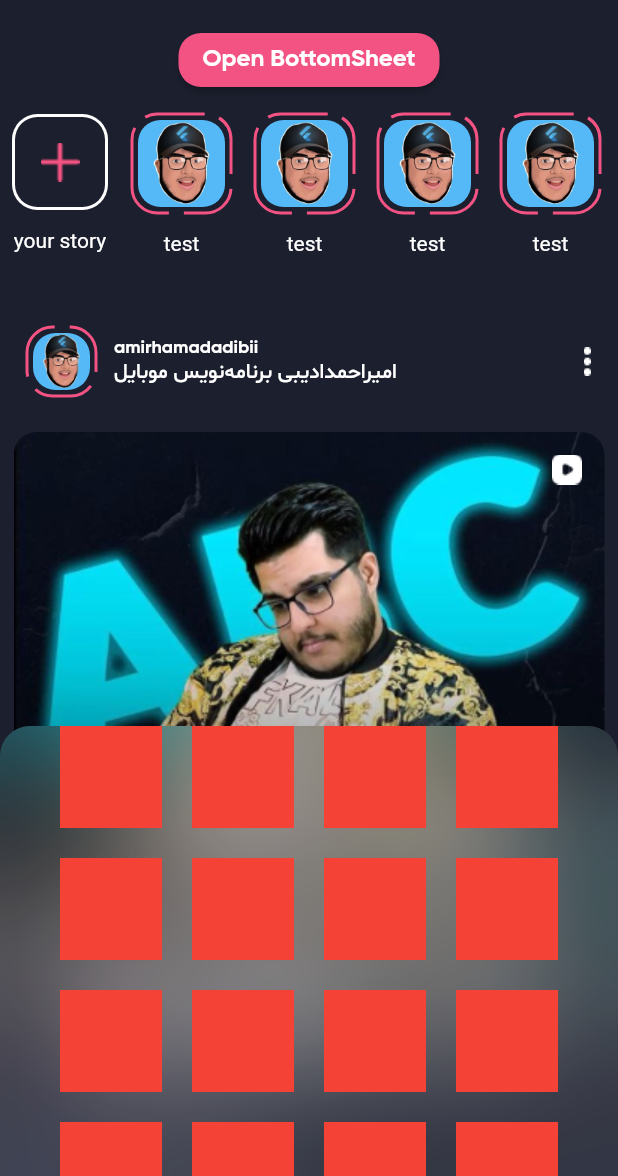
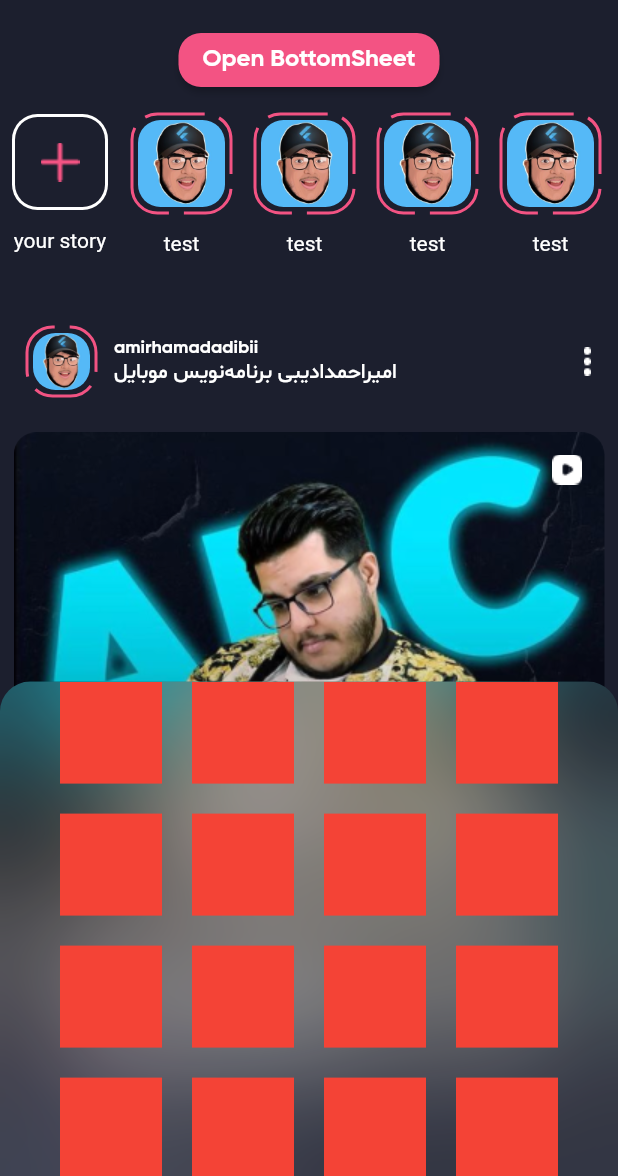
Before and after one commit to amirahmadadibi/instagram_clone, a Flutter app: the screen it shows after launch, after a tap on "Open BottomSheet", on a phone screen of 412 x 824 dp, the part 60-1236 px from its top. Run offline on Flutter 3.47's test engine with Material 2 defaults, Android fonts, the phone set to English and light mode, and no system bars; drawn by our look-alikes of dotted_border.

```diff
--- a/lib/screens/home_screen.dart
+++ b/lib/screens/home_screen.dart
@@ -39,8 +39,18 @@ class HomeScreen extends StatelessWidget {
                       barrierColor: Colors.transparent,
                       backgroundColor: Colors.transparent,
                       context: context,
+                      isScrollControlled: true,
                       builder: (BuildContext context) {
-                        return ShareBottomSheet();
+                        return DraggableScrollableSheet(
+                          initialChildSize: 0.4,
+                          minChildSize: 0.2,
+                          maxChildSize: 0.7,
+                          builder: (context, controler) {
+                            return ShareBottomSheet(
+                              controller: controler,
+                            );
+                          },
+                        );
                       });
                 },
                 child: Text('Open BottomSheet'),
--- a/lib/screens/share_bottomsheet.dart
+++ b/lib/screens/share_bottomsheet.dart
@@ -3,8 +3,8 @@ import 'dart:ui';
 import 'package:flutter/material.dart';
 
 class ShareBottomSheet extends StatelessWidget {
-  const ShareBottomSheet({Key? key}) : super(key: key);
-
+  const ShareBottomSheet({this.controller, Key? key}) : super(key: key);
+  final ScrollController? controller;
   @override
   Widget build(BuildContext context) {
     return ClipRRect(
@@ -24,7 +24,8 @@ class ShareBottomSheet extends StatelessWidget {
 
   Widget _getContent() {
     return GridView.builder(
-        itemCount: 30,
+        controller: controller,
+        itemCount: 100,
         gridDelegate: SliverGridDelegateWithFixedCrossAxisCount(
           crossAxisSpacing: 20,
           mainAxisSpacing: 20,
```
